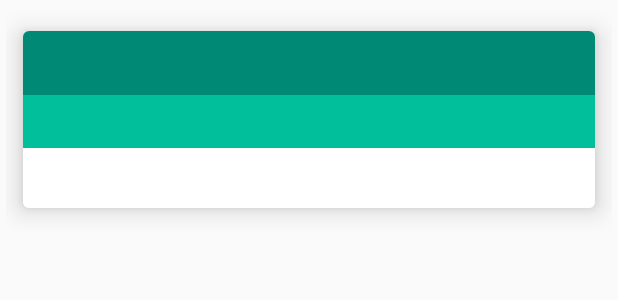
After one commit to BeLikeYangY/In-Class-Assignment-10, an Android app: the layout list_item.xml on its own in the app's theme, with its tools: preview values and no code run, on a phone screen of 412 x 824 dp. The commit adds this screen. Shown: the top 300 px of the screen. Run offline under Robolectric (Android 15) with nearby library versions, the phone set to English and light mode, and no system bars.

Commit message:
In Class Assignment 10 add list

```diff
--- a/app/build.gradle
+++ b/app/build.gradle
@@ -29,7 +29,11 @@ dependencies {
     compile 'com.google.firebase:firebase-database:10.0.1'
     compile 'com.google.firebase:firebase-storage:10.0.1'
     compile 'com.google.firebase:firebase-auth:10.0.1'
+    compile 'com.squareup.picasso:picasso:2.5.2'
+    compile 'com.android.support:recyclerview-v7:25.1.0'
+    compile 'com.android.support:cardview-v7:25.1.0'
     testCompile 'junit:junit:4.12'
+
 }
 
 
--- a/app/src/main/java/com/example/android/inclassassignment10/BlogPost.java
+++ b/app/src/main/java/com/example/android/inclassassignment10/BlogPost.java
@@ -46,7 +46,7 @@ public class BlogPost {
         this.time = time;
     }
 
-    private String toReadableTime(){
+    public String toReadableTime(){
         long postTime = Long.valueOf(time);
         Calendar calendar = Calendar.getInstance();
         calendar.setTimeInMillis(postTime);
--- /dev/null
+++ b/app/src/main/res/layout/list_item.xml
@@ -0,0 +1,60 @@
+<?xml version="1.0" encoding="utf-8"?>
+<LinearLayout xmlns:android="http://schemas.android.com/apk/res/android"
+    xmlns:tools="http://schemas.android.com/tools"
+    xmlns:card_view="http://schemas.android.com/apk/res-auto"
+    android:orientation="vertical"
+    android:layout_width="match_parent"
+    android:layout_height="wrap_content"
+    android:padding="4dp">
+
+    <android.support.v7.widget.CardView
+        xmlns:card_view="http://schemas.android.com/apk/res-auto"
+        android:id="@+id/card_view"
+        android:layout_width="match_parent"
+        android:layout_height="wrap_content"
+        card_view:cardCornerRadius="4dp"
+        card_view:cardElevation="10dp"
+        card_view:cardUseCompatPadding="true">
+
+        <LinearLayout
+            android:layout_width="match_parent"
+            android:layout_height="wrap_content"
+            android:orientation="vertical">
+
+            <TextView
+                android:id="@+id/title"
+                android:layout_width="match_parent"
+                android:layout_height="wrap_content"
+                android:textColor="#FFFFFF"
+                android:background="#008975"
+                android:textSize="25sp"
+                android:padding="4dp" />
+
+
+            <TextView
+                android:id="@+id/time"
+                android:layout_width="match_parent"
+                android:layout_height="wrap_content"
+                android:textColor="#FFFFFF"
+                android:background="#00BF9A"
+                android:textSize="20sp"
+                android:padding="4dp"/>
+
+
+            <TextView
+                android:id="@+id/body"
+                android:layout_width="match_parent"
+                android:layout_height="40dp"
+                android:background="#FFFFFF"
+                android:textColor="#000000"
+                android:textSize="16sp"
+                android:paddingLeft="8dp"/>
+
+
+        </LinearLayout>
+
+
+
+    </android.support.v7.widget.CardView>
+
+</LinearLayout>
```
Also changed, not shown: app/src/main/java/com/example/android/inclassassignment10/CameraActivity.java (+46 -43 lines), app/src/main/java/com/example/android/inclassassignment10/ListActivity.java (+23 -3 lines), app/src/main/java/com/example/android/inclassassignment10/MyAdapter.java (added, +70 -0 lines), app/src/main/java/com/example/android/inclassassignment10/StorageActivity.java (+48 -0 lines), app/src/main/res/drawable/linearlayout.xml (added, +12 -0 lines), app/src/main/res/layout/activity_list.xml (+5 -8 lines), app/src/main/res/layout/activity_storage.xml (+10 -3 lines).
